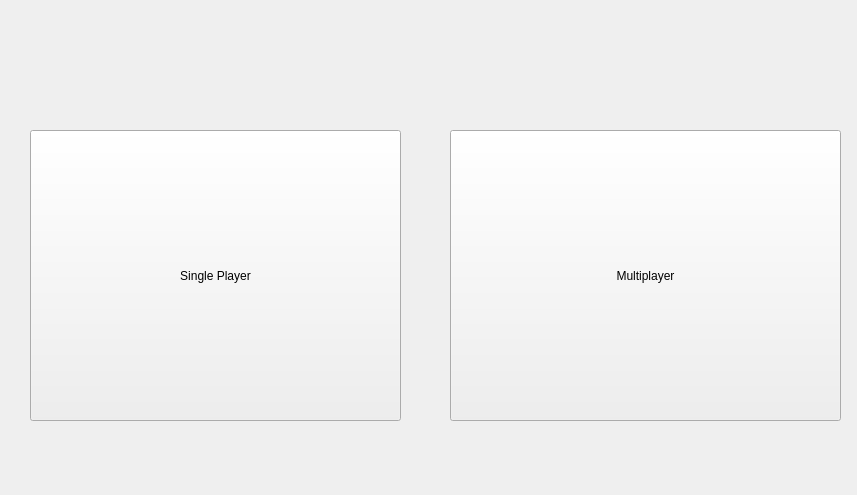
This is mainwindow.ui in JanaKHafez/CSCE110102_Project as Qt 5 draws it before an edit. The edited form follows.
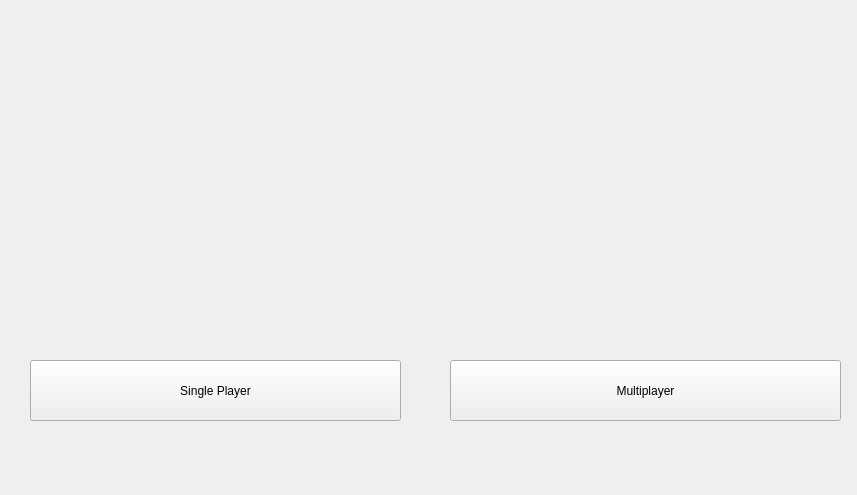
This is the edited form.

```diff
--- a/mainwindow.ui
+++ b/mainwindow.ui
@@ -18,9 +18,9 @@
     <property name="geometry">
      <rect>
       <x>30</x>
-      <y>130</y>
+      <y>360</y>
       <width>371</width>
-      <height>291</height>
+      <height>61</height>
      </rect>
     </property>
     <property name="text">
@@ -31,9 +31,9 @@
     <property name="geometry">
      <rect>
       <x>450</x>
-      <y>130</y>
+      <y>360</y>
       <width>391</width>
-      <height>291</height>
+      <height>61</height>
      </rect>
     </property>
     <property name="text">
```
